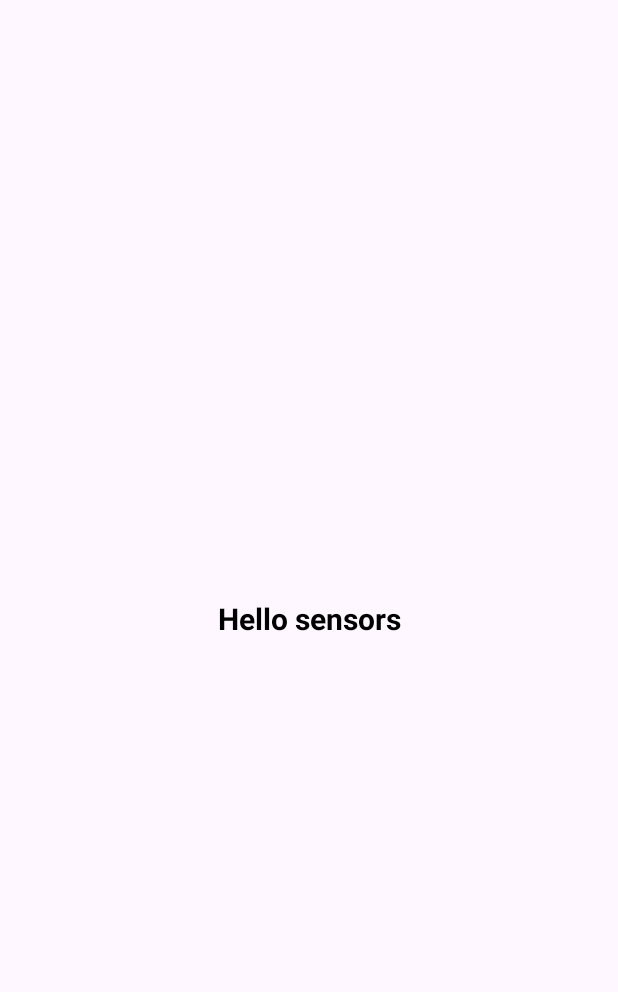
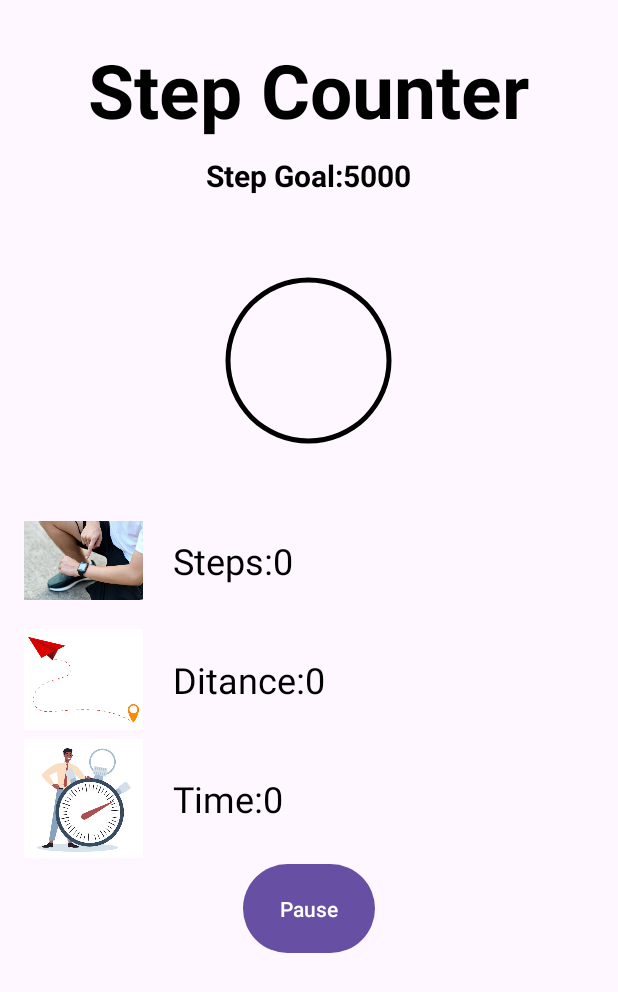
Before and after one commit to ShamindiNishara/SensorProject, an Android app: the screen it shows after launch (MainActivity), on a phone screen of 412 x 824 dp. Before the commit the part shown is almost empty. Shown: the top 992 px of the screen. Run offline under Robolectric (Android 15) with nearby library versions, the phone set to English and light mode, and no system bars.

Commit message:
sensor based fitness app first commit

```diff
--- a/app/src/main/java/com/example/sensorapplication/MainActivity.java
+++ b/app/src/main/java/com/example/sensorapplication/MainActivity.java
@@ -1,12 +1,16 @@
 package com.example.sensorapplication;
 
 import android.content.Context;
+import android.content.SharedPreferences;
 import android.hardware.Sensor;
 import android.hardware.SensorEvent;
 import android.hardware.SensorEventListener;
 import android.hardware.SensorManager;
 import android.os.Bundle;
 import android.util.Log;
+import android.widget.Button;
+import android.widget.ProgressBar;
+import android.widget.TextView;
 
 import androidx.activity.EdgeToEdge;
 import androidx.appcompat.app.AppCompatActivity;
@@ -18,19 +22,47 @@ public class MainActivity extends AppCompatActivity implements SensorEventListen
     private static final String TAG = "MainActivity";
     private SensorManager sensorManager;
     Sensor accelerometer;
+    private TextView stepCountTextView;
+    private TextView distanceView;
+    private TextView timeView;
+    private Button pauseButton;
+
+    private Integer stepCount = 0 ;
+    private ProgressBar progressBar;
+    private boolean isPaused = false;
+    private long timePaused = 0;
+    private float stepLengthInMeters = 0.762f;     //step length for a adult
+    private long startTime;
+    private int stepCountTarget = 5000;
+    private TextView stepCountTargetTextView;
+    private double magnitudePrevious = 0;
+    private static final float STEP_THRESHOLD = 1.5f; // Acceleration threshold for a step
+    private static final int STEP_DELAY_MS = 300;
+    private long lastStepTime = 0;
+
+
 
     @Override
     protected void onCreate(Bundle savedInstanceState) {
         super.onCreate(savedInstanceState);
         EdgeToEdge.enable(this);
         setContentView(R.layout.activity_main);
-        Log.d(TAG , "onCreate: Initializing sensor services");
+
+        stepCountTextView = findViewById(R.id.stepCountView);
+        distanceView = findViewById(R.id.distanceView);
+        timeView  = findViewById(R.id.timeView);
+        pauseButton = findViewById(R.id.pauseBtn);
+        stepCountTargetTextView = findViewById(R.id.stepCounterTargetTextView);
+
+        startTime = System.currentTimeMillis();
+
         //get the permission to use sensor service
         sensorManager = (SensorManager) getSystemService(Context.SENSOR_SERVICE);
         //use acceloromter
         accelerometer = sensorManager.getDefaultSensor(Sensor.TYPE_ACCELEROMETER);
         //monitor accelorometer without delay
         sensorManager.registerListener(MainActivity.this, accelerometer, SensorManager.SENSOR_DELAY_NORMAL);
+        //sensor delay normal is the sample rate which called the onsensorchanged method (5 times per second)
         Log.d(TAG, "onCrate: Registered accelerometer listener");
 
 
@@ -39,12 +71,58 @@ public class MainActivity extends AppCompatActivity implements SensorEventListen
 
     @Override
     public void onSensorChanged(SensorEvent event) {
+//        Log.d(TAG, "OnsensorChanged: X: " + event.values[0] + "Y : " + event.values[1] + "Z: " + event.values[2]);
 
-        Log.d(TAG, "OnsensorChanged: X: " + event.values[0] + "Y : " + event.values[1] + "Z: " + event.values[2]);
-    }
+        float x = event.values[0]; // X-axis acceleration
+        float y = event.values[1]; // Y-axis acceleration
+        float z = event.values[2]; // Z-axis acceleration
+
+        // Calculate magnitude of acceleration vector (removing gravity effect)
+        float acceleration = (float) Math.sqrt(x * x + y * y + z * z) - 9.8f;
+
+        // Check if acceleration crosses the step threshold
+        if (acceleration > STEP_THRESHOLD) {
+            long currentTime = System.currentTimeMillis();
+
+            // Ensure there is a delay between steps to prevent double counting
+            if ((currentTime - lastStepTime) > STEP_DELAY_MS) {
+                stepCount++; // Increment step count
+                lastStepTime = currentTime; // Update last step time
+
+                // Display step count in UI
+                stepCountTextView.setText("Steps: " + stepCount);
+
+                // Log step count
+                Log.d(TAG, "Step detected! Total Steps: " + stepCount);
+            }
+//        textView.setText("OnsensorChanged: X: " + event.values[0] + " Y : " + event.values[1] + " Z: " + event.values[2]);
+
+
+    }}
 
     @Override
     public void onAccuracyChanged(Sensor sensor, int accuracy) {
 
     }
+    @Override
+    protected void onPause() {
+        super.onPause();
+        sensorManager.unregisterListener(this);
+    }
+
+    protected void onStop(){
+        super.onStop();
+        SharedPreferences sharedPreferences = getPreferences(MODE_PRIVATE);
+        SharedPreferences.Editor editor = sharedPreferences.edit();
+        editor.clear();
+        editor.putInt("stepCount" , stepCount);
+        editor.apply();
+    }
+
+    protected void onResume(){
+        super.onResume();
+        SharedPreferences sharedPreferences = getPreferences(MODE_PRIVATE);
+        stepCount = sharedPreferences.getInt("stepCount",0);
+
+    }
 }
--- /dev/null
+++ b/app/src/main/res/drawable/circular.xml
@@ -0,0 +1,11 @@
+<?xml version="1.0" encoding="utf-8"?>
+<shape xmlns:android="http://schemas.android.com/apk/res/android"
+    android:innerRadiusRatio="2.5"
+    android:shape="ring"
+    android:thickness="3dp"
+    android:useLevel="false">
+    <solid android:color="@color/black">
+
+    </solid>
+
+</shape>
--- /dev/null
+++ b/app/src/main/res/drawable/custom_progressbar.xml
@@ -0,0 +1,20 @@
+<?xml version="1.0" encoding="utf-8"?>
+<rotate xmlns:android="http://schemas.android.com/apk/res/android"
+    android:fromDegrees="270"
+    android:toDegrees="270">
+
+    <shape android:innerRadiusRatio = "2.5"
+        android:shape = "ring"
+        android:thickness="8dp"
+        android:useLevel="true">
+        <gradient android:angle="0"
+            android:endColor="#ff0000"
+            android:startColor="#000000"
+            android:type="sweep"
+            android:useLevel="false">
+
+        </gradient>
+    </shape>
+
+
+</rotate>
--- a/app/src/main/res/layout/activity_main.xml
+++ b/app/src/main/res/layout/activity_main.xml
@@ -1,36 +1,112 @@
 <?xml version="1.0" encoding="utf-8"?>
-<androidx.constraintlayout.widget.ConstraintLayout xmlns:android="http://schemas.android.com/apk/res/android"
+<LinearLayout xmlns:android="http://schemas.android.com/apk/res/android"
     xmlns:app="http://schemas.android.com/apk/res-auto"
     xmlns:tools="http://schemas.android.com/tools"
     android:id="@+id/main"
     android:layout_width="match_parent"
     android:layout_height="match_parent"
+    android:orientation="vertical"
+    android:padding="16dp"
     tools:context=".MainActivity">
 
     <TextView
+        android:id="@+id/textView"
         android:layout_width="wrap_content"
         android:layout_height="wrap_content"
-        android:text="Hello sensors"
-        android:textSize="20dp"
+        android:text="Step Counter"
+        android:layout_gravity="center"
+        android:layout_marginTop="10dp"
+        android:textSize="50sp"
         android:textStyle="bold"
-        android:textColor="@color/black"
-        app:layout_constraintBottom_toBottomOf="parent"
-        app:layout_constraintEnd_toEndOf="parent"
-        app:layout_constraintStart_toStartOf="parent"
-        app:layout_constraintTop_toTopOf="parent" />
+        android:textColor="@color/black" />
+    <TextView
+        android:id="@+id/stepCounterTargetTextView"
+        android:layout_width="wrap_content"
+        android:layout_height="wrap_content"
+        android:text="Step Goal:5000"
+        android:layout_gravity="center"
+        android:layout_marginTop="10dp"
+        android:textSize="20sp"
+        android:textStyle="bold"
+        android:textColor="@color/black" />
 
-    <ImageView
-        android:id="@+id/imageView"
-        android:layout_width="384dp"
-        android:layout_height="252dp"
-        android:layout_marginTop="75dp"
-        android:layout_marginBottom="346dp"
-        app:layout_constraintBottom_toBottomOf="parent"
-        app:layout_constraintEnd_toEndOf="parent"
-        app:layout_constraintHorizontal_bias="0.0"
-        app:layout_constraintStart_toStartOf="parent"
-        app:layout_constraintTop_toTopOf="parent"
-        app:layout_constraintVertical_bias="0.0"
-        tools:srcCompat="@tools:sample/avatars" />
+        <ProgressBar
+            android:id="@+id/progressBar"
+            android:layout_width="130dp"
+            android:layout_height="187dp"
+            style="?android:attr/progressBarStyleHorizontal"
+            android:layout_gravity="center"
+            android:layout_marginTop="16dp"
+            android:background="@drawable/circular"
+            android:padding="16dp"
+            android:progressDrawable="@drawable/custom_progressbar">
 
-</androidx.constraintlayout.widget.ConstraintLayout>
+        </ProgressBar>
+    <LinearLayout
+        android:layout_width="match_parent"
+        android:layout_height="wrap_content"
+        android:orientation="horizontal">
+        <ImageView android:layout_width="79dp"
+            android:layout_height="79dp"
+            android:src="@drawable/man"/>
+        <TextView
+            android:id="@+id/stepCountView"
+            android:layout_width="match_parent"
+            android:layout_height="wrap_content"
+            android:text="Steps:0"
+            android:layout_gravity="center"
+            android:padding="20dp"
+            android:textSize="24sp"
+            android:textColor="@color/black"/>
+
+
+
+    </LinearLayout>
+
+    <LinearLayout
+        android:layout_width="match_parent"
+        android:layout_height="wrap_content"
+        android:orientation="horizontal">
+        <ImageView android:layout_width="79dp"
+            android:layout_height="79dp"
+            android:src="@drawable/distance"/>
+        <TextView
+            android:id="@+id/distanceView"
+            android:layout_width="match_parent"
+            android:layout_height="wrap_content"
+            android:text="Ditance:0"
+            android:layout_gravity="center"
+            android:padding="20dp"
+            android:textSize="24sp"
+            android:textColor="@color/black"/>
+
+    </LinearLayout>
+
+    <LinearLayout
+        android:layout_width="match_parent"
+        android:layout_height="wrap_content"
+        android:orientation="horizontal">
+        <ImageView android:layout_width="79dp"
+            android:layout_height="79dp"
+            android:src="@drawable/timer"/>
+        <TextView
+            android:id="@+id/timeView"
+            android:layout_width="match_parent"
+            android:layout_height="wrap_content"
+            android:text="Time:0"
+            android:layout_gravity="center"
+            android:padding="20dp"
+            android:textSize="24sp"
+            android:textColor="@color/black"/>
+
+    ,</LinearLayout>
+    <Button
+        android:id="@+id/pauseBtn"
+        android:layout_width="wrap_content"
+        android:layout_height="wrap_content"
+        android:layout_gravity="center"
+        android:padding="20dp"
+        android:text="Pause"
+        android:onClick="onPauseButtonClicked"/>
+
+</LinearLayout>
```
Also changed, not shown: app/src/main/res/drawable/distance.png (added), app/src/main/res/drawable/man.png (added), app/src/main/res/drawable/timer.png (added).
